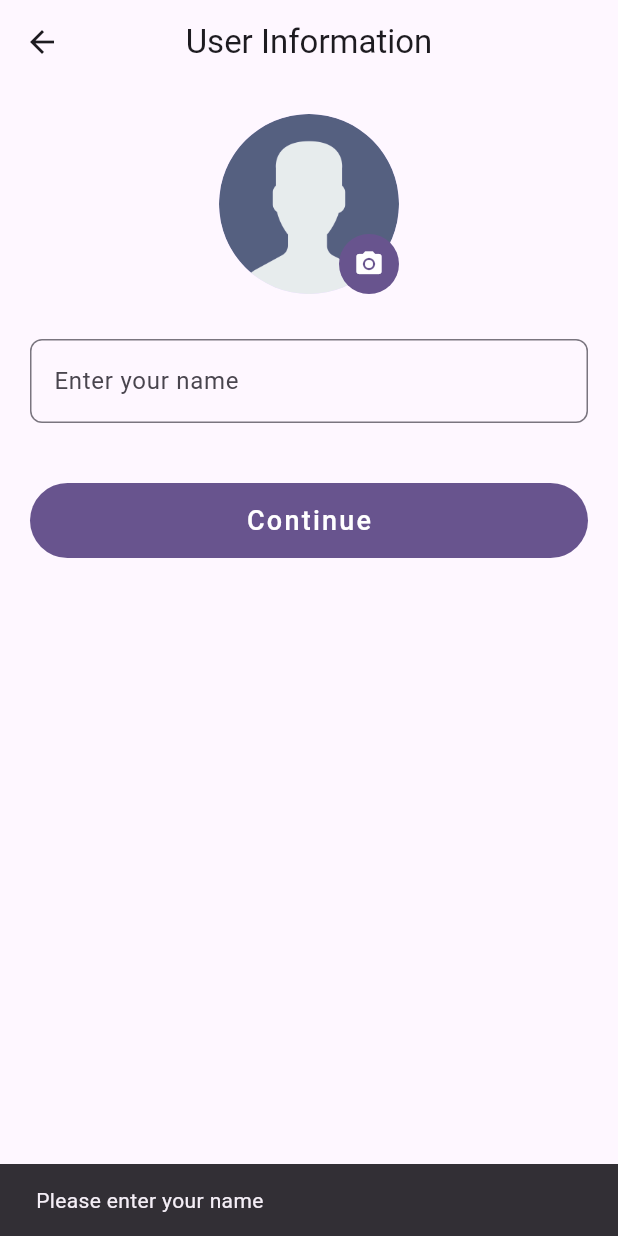
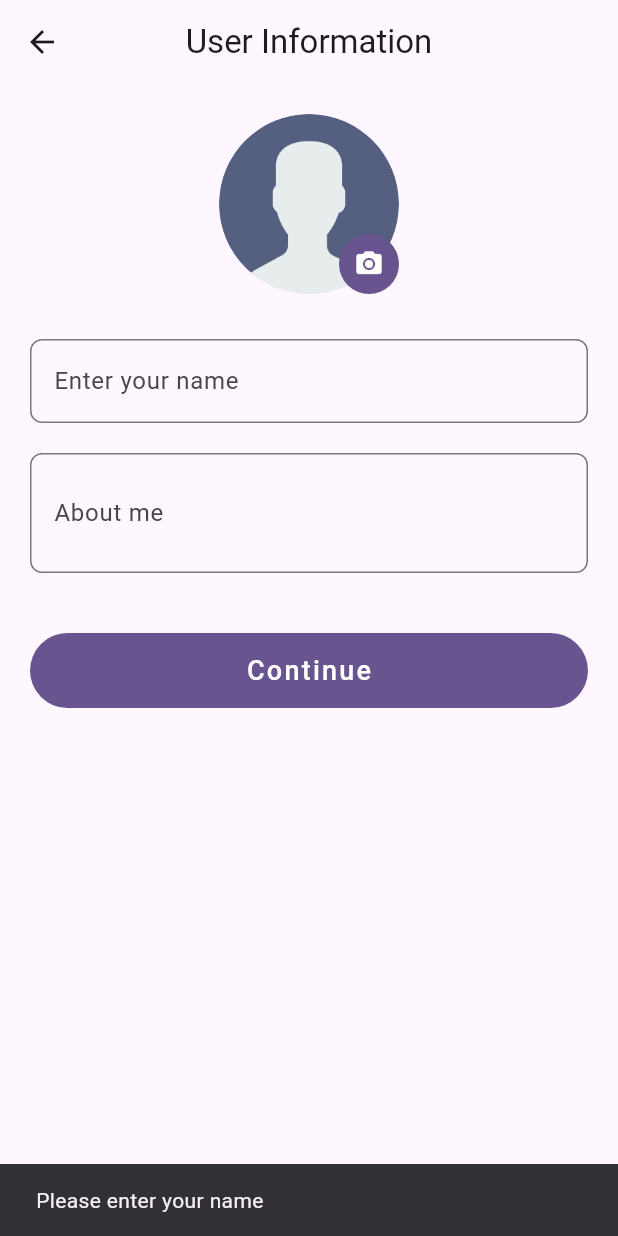
Before and after one commit to Kannangog/clicaa, a Flutter app: the UserInformationScreen screen opened by its route, after a tap on "Continue", on a phone screen of 412 x 824 dp. Run offline on Flutter 3.47's test engine with Material 3 defaults, Android fonts, the phone set to English and light mode, and no system bars; our stand-ins replace adaptive_theme, audioplayers, cached_network_image, cloud_firestore, country_picker, date_format and 14 more; missing offline and left inert: cached_video_player_plus, flutter_chat_reactions, flutter_sound_record; accounts and stored records are empty.

Commit message:
able update info

```diff
--- a/lib/authentication/user_information_screen.dart
+++ b/lib/authentication/user_information_screen.dart
@@ -9,8 +9,11 @@ import 'package:clica/widgets/app_bar_back_button.dart';
 import 'package:flutter/material.dart';
 import 'package:provider/provider.dart';
 
+/// ***********  ✨ Windsurf Command 🌟  ************
 class UserInformationScreen extends StatefulWidget {
-  const UserInformationScreen({super.key});
+const UserInformationScreen({super.key, required this.enableUpdatingInformation});
+
+final bool enableUpdatingInformation;
 
   @override
   State<UserInformationScreen> createState() => _UserInformationScreenState();
@@ -20,16 +23,41 @@ class _UserInformationScreenState extends State<UserInformationScreen> {
   // final RoundedLoadingButtonController _btnController =
   //     RoundedLoadingButtonController();
   final TextEditingController _nameController = TextEditingController();
+  final TextEditingController _aboutMeController = TextEditingController();
   File? finalFileImage;
   String userImage = '';
 
   @override
+  @override
+  void didChangeDependencies() {
+    super.didChangeDependencies();
+    final authProvider = context.read<AuthenticationProvider>();
+    // If updating, prefill fields with current user data
+    if (widget.enableUpdatingInformation && authProvider.userModel != null) {
+      _nameController.text = authProvider.userModel!.name;
+      userImage = authProvider.userModel!.image;
+      _aboutMeController.text = authProvider.userModel!.aboutMe;
+    }
+  }
+  @override
+  void initState() {
+    super.initState();
+    final authProvider = context.read<AuthenticationProvider>();
+    // If updating, prefill fields with current user data
+    if (widget.enableUpdatingInformation && authProvider.userModel != null) {
+      _nameController.text = authProvider.userModel!.name;
+      userImage = authProvider.userModel!.image;
+      _aboutMeController.text = authProvider.userModel!.aboutMe;
+    }
+  }
+  @override
+  @override
   void dispose() {
     //_btnController.stop();
     _nameController.dispose();
+    _aboutMeController.dispose();
     super.dispose();
   }
-
   void selectImage(bool fromCamera) async {
     finalFileImage = await pickImage(
       fromCamera: fromCamera,
@@ -114,6 +142,7 @@ class _UserInformationScreenState extends State<UserInformationScreen> {
         children: [
           DisplayUserImage(
           finalFileImage: finalFileImage,
+          userImage: userImage.isNotEmpty ? userImage : null,
           radius: 60,
           onPressed: () {
             showBottomSheet();
@@ -125,6 +154,20 @@ class _UserInformationScreenState extends State<UserInformationScreen> {
           decoration: const InputDecoration(
             hintText: 'Enter your name',
             labelText: 'Enter your name',
+            border: OutlineInputBorder(
+            borderRadius: BorderRadius.all(
+              Radius.circular(8),
+            ),
+            ),
+          ),
+          ),
+          const SizedBox(height: 20),
+          TextField(
+          controller: _aboutMeController,
+          maxLines: 2,
+          decoration: const InputDecoration(
+            hintText: 'About me',
+            labelText: 'About me',
             border: OutlineInputBorder(
             borderRadius: BorderRadius.all(
               Radius.circular(8),
@@ -149,6 +192,10 @@ class _UserInformationScreenState extends State<UserInformationScreen> {
                 showSnackBar(context, 'Please enter your name');
                 return;
                 }
+                if (_aboutMeController.text.isEmpty) {
+                showSnackBar(context, 'Please enter about me');
+                return;
+                }
                 // save user data to firestore
                 saveUserDataToFireStore();
               },
@@ -165,36 +212,11 @@ class _UserInformationScreenState extends State<UserInformationScreen> {
                   letterSpacing: 1.5),
               ),
           ),
-
-              // RoundedLoadingButton(
-              //   controller: _btnController,
-              //   onPressed: () {
-              //     if (_nameController.text.isEmpty ||
-              //         _nameController.text.length < 3) {
-              //       showSnackBar(context, 'Please enter your name');
-              //       _btnController.reset();
-              //       return;
-              //     }
-              //     // save user data to firestore
-              //     saveUserDataToFireStore();
-              //   },
-              //   successIcon: Icons.check,
-              //   successColor: Colors.green,
-              //   errorColor: Colors.red,
-              //   color: Theme.of(context).primaryColor,
-              //   child: const Text(
-              //     'Continue',
-              //     style: TextStyle(
-              //       color: Colors.white,
-              //       fontSize: 16,
-              //       fontWeight: FontWeight.w500,
-              //     ),
-              //   ),
-              // ),
           ),
         ],
         ),
-      )),
+      ),
+      ),
     );
   }
 
@@ -202,13 +224,18 @@ class _UserInformationScreenState extends State<UserInformationScreen> {
   void saveUserDataToFireStore() async {
     final authProvider = context.read<AuthenticationProvider>();
 
+    if (authProvider.uid == null) {
+      showSnackBar(context, 'User information is incomplete.');
+      return;
+    }
+    // Only require phone number if not updating information
     UserModel userModel = UserModel(
       uid: authProvider.uid!,
       name: _nameController.text.trim(),
-      phoneNumber: authProvider.phoneNumber!,
+      phoneNumber: authProvider.phoneNumber ?? '', // Use empty string if updating and phoneNumber is null
       image: '',
       token: '',
-      aboutMe: 'Hey there, I\'m using Flutter Chat Pro',
+      aboutMe: _aboutMeController.text.trim().isEmpty ? 'Hey there, I\'m using clica' : _aboutMeController.text.trim(),
       lastSeen: '',
       createdAt: '',
       isOnline: true,
--- a/lib/main.dart
+++ b/lib/main.dart
@@ -68,7 +68,7 @@ class MyApp extends StatelessWidget {
           Constants.loginScreen: (context) => const LoginScreen(),
           Constants.otpScreen: (context) => const OTPScreen(),
           Constants.userInformationScreen: (context) =>
-              const UserInformationScreen(),
+              const UserInformationScreen(enableUpdatingInformation: false,),
           Constants.homeScreen: (context) => const HomeScreen(),
           Constants.profileScreen: (context) => const ProfileScreen(),
           Constants.friendsScreen: (context) => const FriendsScreen(),
--- a/lib/widgets/display_user_image.dart
+++ b/lib/widgets/display_user_image.dart
@@ -8,7 +8,7 @@ class DisplayUserImage extends StatelessWidget {
     super.key,
     required this.finalFileImage,
     required this.radius,
-    required this.onPressed,
+    required this.onPressed, String? userImage,
   });
 
   final File? finalFileImage;
```
Also changed, not shown: lib/screens/chat_screens/profile_screen.dart (+9 -0 lines). Lines whose indentation alone changed are shown as unchanged.
